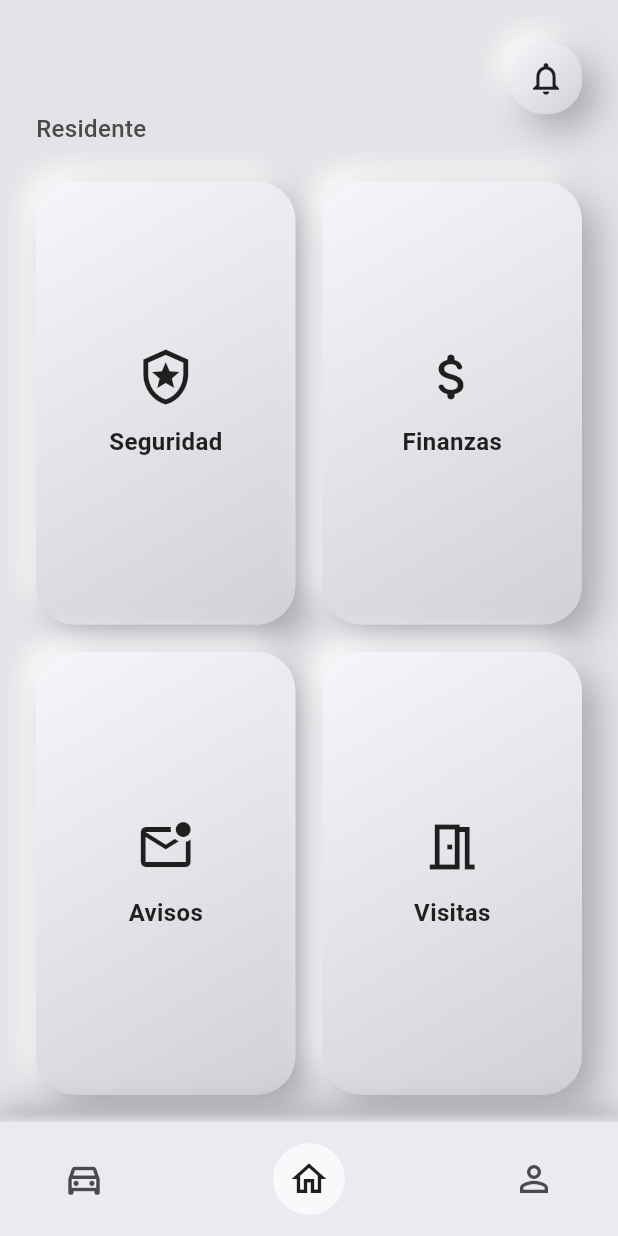
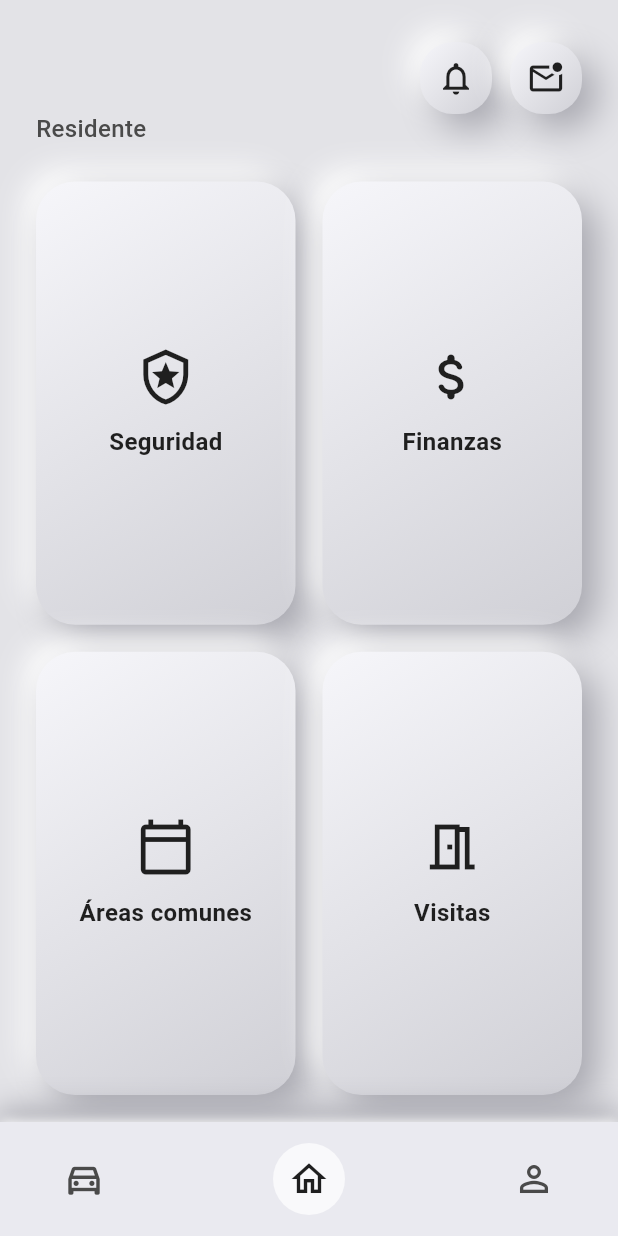
Before and after one commit to perzivalh/condominio, a Flutter app: the DashboardPage screen opened directly with empty values, on a phone screen of 412 x 824 dp. Run offline on Flutter 3.47's test engine with Material 3 defaults, Android fonts, the light colour scheme and no system bars; our stand-ins replace flutter_secure_storage, open_filex, share_plus; accounts and stored records are empty.

Commit message:
Ajusta UI móvil y refresco de incidentes de seguridad

```diff
--- a/frontend-movil/condo_app/lib/screens/dashboard_page.dart
+++ b/frontend-movil/condo_app/lib/screens/dashboard_page.dart
@@ -48,15 +48,6 @@ class _DashboardPageState extends State<DashboardPage> {
       return;
     }
 
-    if (module == 'Avisos') {
-      Navigator.of(context).push(
-        MaterialPageRoute(
-          builder: (_) => ResidentNoticesPage(session: widget.session),
-        ),
-      );
-      return;
-    }
-
     ScaffoldMessenger.of(context).showSnackBar(
       SnackBar(
         content: Text('Módulo "$module" aún no está disponible.'),
@@ -98,6 +89,14 @@ class _DashboardPageState extends State<DashboardPage> {
     await _loadUnreadNotifications();
   }
 
+  void _handleNoticesTap() {
+    Navigator.of(context).push(
+      MaterialPageRoute(
+        builder: (_) => ResidentNoticesPage(session: widget.session),
+      ),
+    );
+  }
+
   @override
   Widget build(BuildContext context) {
     final profile = widget.session.profile;
@@ -133,6 +132,7 @@ class _DashboardPageState extends State<DashboardPage> {
           key: const ValueKey('coming-soon'),
           profile: profile,
           onNotificationsTap: _handleNotificationsTap,
+          onNoticesTap: _handleNoticesTap,
           hasUnreadNotifications: _hasUnreadNotifications,
         );
       default:
@@ -141,6 +141,7 @@ class _DashboardPageState extends State<DashboardPage> {
           profile: profile,
           onModuleTap: _handleModuleTap,
           onNotificationsTap: _handleNotificationsTap,
+          onNoticesTap: _handleNoticesTap,
           hasUnreadNotifications: _hasUnreadNotifications,
         );
     }
@@ -223,12 +224,14 @@ class _DashboardHomeContent extends StatelessWidget {
     required this.profile,
     required this.onModuleTap,
     required this.onNotificationsTap,
+    required this.onNoticesTap,
     required this.hasUnreadNotifications,
   });
 
   final ResidentProfile profile;
   final void Function(String module) onModuleTap;
   final VoidCallback onNotificationsTap;
+  final VoidCallback onNoticesTap;
   final bool hasUnreadNotifications;
 
   @override
@@ -241,6 +244,7 @@ class _DashboardHomeContent extends StatelessWidget {
           child: _HeaderRow(
             profile: profile,
             onNotificationsTap: onNotificationsTap,
+            onNoticesTap: onNoticesTap,
             hasUnreadNotifications: hasUnreadNotifications,
           ),
         ),
@@ -262,11 +266,13 @@ class _ComingSoonContent extends StatelessWidget {
     super.key,
     required this.profile,
     required this.onNotificationsTap,
+    required this.onNoticesTap,
     required this.hasUnreadNotifications,
   });
 
   final ResidentProfile profile;
   final VoidCallback onNotificationsTap;
+  final VoidCallback onNoticesTap;
   final bool hasUnreadNotifications;
 
   @override
@@ -279,6 +285,7 @@ class _ComingSoonContent extends StatelessWidget {
           child: _HeaderRow(
             profile: profile,
             onNotificationsTap: onNotificationsTap,
+            onNoticesTap: onNoticesTap,
             hasUnreadNotifications: hasUnreadNotifications,
           ),
         ),
@@ -893,11 +900,13 @@ class _HeaderRow extends StatelessWidget {
   const _HeaderRow({
     required this.profile,
     required this.onNotificationsTap,
+    required this.onNoticesTap,
     required this.hasUnreadNotifications,
   });
 
   final ResidentProfile profile;
   final VoidCallback onNotificationsTap;
+  final VoidCallback onNoticesTap;
   final bool hasUnreadNotifications;
 
   @override
@@ -931,6 +940,8 @@ class _HeaderRow extends StatelessWidget {
           ),
         ),
         const SizedBox(width: 16),
+        Row(
+          children: [
             Stack(
               clipBehavior: Clip.none,
               children: [
@@ -977,6 +988,30 @@ class _HeaderRow extends StatelessWidget {
                   ),
               ],
             ),
+            const SizedBox(width: 12),
+            NeumorphicSurface(
+              borderRadius: BorderRadius.circular(22),
+              padding: EdgeInsets.zero,
+              child: Material(
+                color: Colors.transparent,
+                borderRadius: BorderRadius.circular(22),
+                child: InkWell(
+                  borderRadius: BorderRadius.circular(22),
+                  onTap: onNoticesTap,
+                  child: const SizedBox(
+                    width: 48,
+                    height: 48,
+                    child: Icon(
+                      Icons.mark_email_unread_outlined,
+                      color: AppColors.primaryText,
+                      size: 26,
+                    ),
+                  ),
+                ),
+              ),
+            ),
+          ],
+        ),
       ],
     );
   }
@@ -990,7 +1025,7 @@ class _ModuleGrid extends StatelessWidget {
   static final List<_ModuleData> _modules = [
     _ModuleData(label: 'Seguridad', icon: Icons.local_police_outlined),
     _ModuleData(label: 'Finanzas', icon: Icons.attach_money_rounded),
-    _ModuleData(label: 'Avisos', icon: Icons.mark_email_unread_outlined),
+    _ModuleData(label: 'Áreas comunes', icon: Icons.calendar_today_outlined),
     _ModuleData(label: 'Visitas', icon: Icons.meeting_room_outlined),
   ];
 
```
Also changed, not shown: frontend-movil/condo_app/lib/screens/security/resident_security_page.dart (+16 -2 lines), 2 other files. Lines whose indentation alone changed are shown as unchanged.
